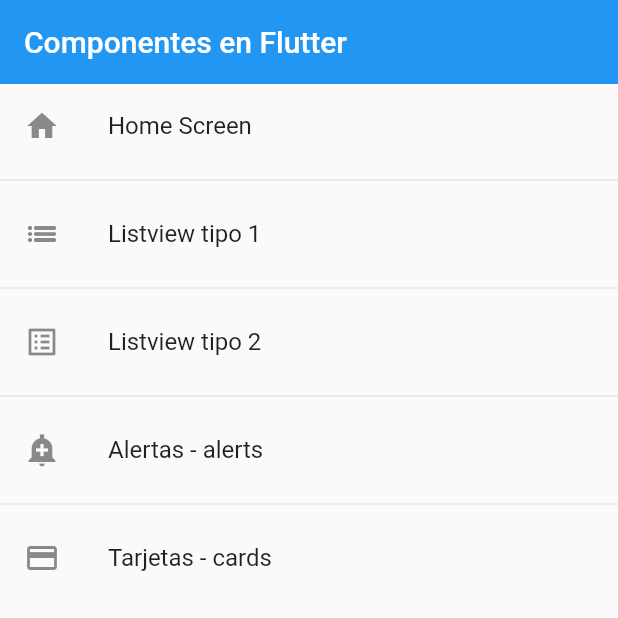
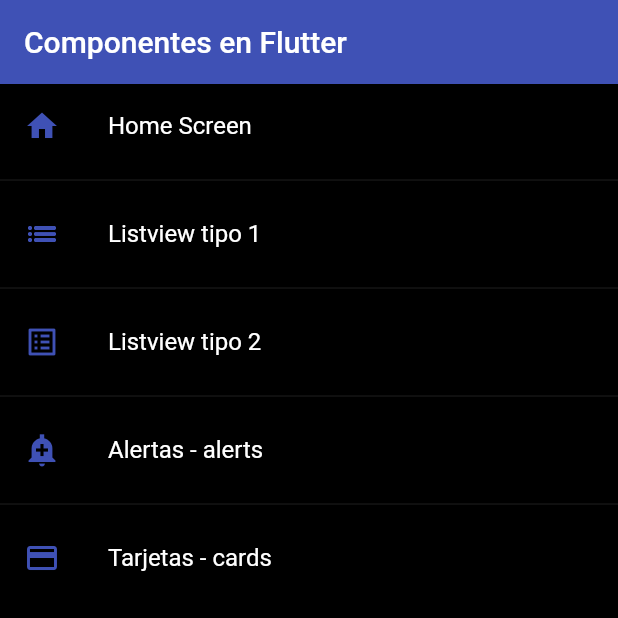
Before and after one commit to teorcl/fl_components, a Flutter app: the screen it shows after launch, on a phone screen of 412 x 824 dp, the top half of it. Run offline on Flutter 3.47's test engine with Material 2 defaults, Android fonts, the phone set to English and light mode, and no system bars.

Commit message:
Se crea tema personalizado para aplicarlo de manera global

```diff
--- a/lib/main.dart
+++ b/lib/main.dart
@@ -1,4 +1,5 @@
 import 'package:fl_components/router/app_routes.dart';
+import 'package:fl_components/themes/app_theme.dart';
 import 'package:flutter/material.dart';
 import 'package:fl_components/screens/screens.dart';
 
@@ -17,6 +18,15 @@ class MyApp extends StatelessWidget {
       initialRoute: AppRoutes.initialRoute,
       routes: AppRoutes.getAppRoutes(),
       onGenerateRoute: AppRoutes.onGenerateRoute,
+      //Agreguemos un thema y lo personalizamos para hacerlo global
+      // theme: ThemeData.light().copyWith(
+      //   primaryColor: Colors.indigo,
+      //   appBarTheme: const AppBarTheme(
+      //     backgroundColor: Colors.red,
+      //     elevation: 0),
+      // ),
+      theme: AppTheme.darkTheme, //Note que las lineas de la 22 a 26 hacen lo mismo que esta solita
+
     );
   }
 }
--- a/lib/router/app_routes.dart
+++ b/lib/router/app_routes.dart
@@ -5,6 +5,7 @@ import 'package:fl_components/screens/screens.dart';
 class AppRoutes{
 
   static const initialRoute = 'home';
+
   static final menuOptions = <MenuOption>[
     //TODO: borrar home
     MenuOption(route: 'home', name: 'Home Screen', screen: const HomeScreen(), icon: Icons.home),
--- a/lib/screens/home_screen.dart
+++ b/lib/screens/home_screen.dart
@@ -1,4 +1,5 @@
 import 'package:flutter/material.dart';
+import 'package:fl_components/themes/app_theme.dart';
 import 'package:fl_components/router/app_routes.dart';
 
 class HomeScreen extends StatelessWidget {
@@ -13,16 +14,18 @@ class HomeScreen extends StatelessWidget {
 
     return  Scaffold(
       appBar: AppBar(
+
         title: const Text('Componentes en Flutter'),
-        elevation: 0,
+
       ),
       body: ListView.separated(
         itemBuilder: (context, index) => ListTile(
          // leading: const Icon(Icons.access_alarms_sharp),
          // title: const Text('Nombre de ruta'),
 
-         leading: Icon(menuOptions[index].icon),
+         leading: Icon(menuOptions[index].icon, color: AppTheme.primary),
          title:  Text(menuOptions[index].name),
+
           onTap: () {
             //final route = MaterialPageRoute(builder: (context) => ListView1Screen(),);
             //Navigator.push(context, route);
--- a/lib/screens/listview2_screen.dart
+++ b/lib/screens/listview2_screen.dart
@@ -15,9 +15,9 @@ class ListView2Screen extends StatelessWidget {
   Widget build(BuildContext context) {
     return Scaffold(
         appBar: AppBar(
+
           title: const Text("ListView tipo 2"),
-          elevation: 0,
-          backgroundColor: Colors.indigo,
+
         ),
         body: ListView.separated(
             itemBuilder: (context, index) =>
--- /dev/null
+++ b/lib/themes/app_theme.dart
@@ -0,0 +1,32 @@
+import 'package:flutter/material.dart';
+
+class AppTheme{
+
+  static const Color primary = Colors.indigo;
+
+  static final ThemeData lightTheme = ThemeData.light().copyWith(
+
+    primaryColor: Colors.indigo,
+
+    appBarTheme: const AppBarTheme(
+      color: primary,
+      elevation: 0
+    )
+
+  );
+
+  static final ThemeData darkTheme = ThemeData.dark().copyWith(
+
+    primaryColor: Colors.indigo,
+
+    appBarTheme: const AppBarTheme(
+      color: primary,
+      elevation: 0
+    ),
+
+    scaffoldBackgroundColor: Colors.black
+
+  );
+
+
+}
```
